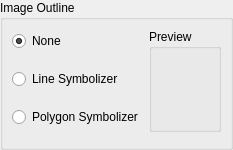
Qt form src/terralib/qt/widgets/se/ui/ImageOutlineWidgetForm.ui (claudiobogossian/terralib5) before a commit.
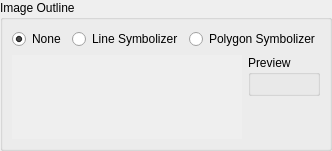
The same form after that commit.

```diff
--- a/src/terralib/qt/widgets/se/ui/ImageOutlineWidgetForm.ui
+++ b/src/terralib/qt/widgets/se/ui/ImageOutlineWidgetForm.ui
@@ -6,14 +6,14 @@
    <rect>
     <x>0</x>
     <y>0</y>
-    <width>204</width>
-    <height>150</height>
+    <width>295</width>
+    <height>151</height>
    </rect>
   </property>
   <property name="windowTitle">
    <string>Image Outline</string>
   </property>
-  <layout class="QGridLayout" name="gridLayout_6">
+  <layout class="QGridLayout" name="gridLayout_5">
    <property name="margin">
     <number>0</number>
    </property>
@@ -23,16 +23,14 @@
       <string>Image Outline</string>
      </property>
      <property name="flat">
-      <bool>true</bool>
+      <bool>false</bool>
      </property>
-     <layout class="QGridLayout" name="gridLayout_5">
+     <layout class="QGridLayout" name="gridLayout_6">
       <item row="0" column="0">
        <layout class="QGridLayout" name="gridLayout_4">
         <item row="0" column="0">
          <layout class="QGridLayout" name="gridLayout_2">
           <item row="0" column="0">
-           <layout class="QGridLayout" name="gridLayout">
-            <item row="0" column="0">
              <widget class="QRadioButton" name="m_NoneSymbolizerRadioButton">
               <property name="text">
                <string>None</string>
@@ -42,46 +40,14 @@
               </property>
              </widget>
             </item>
-            <item row="1" column="0">
-             <spacer name="verticalSpacer">
-              <property name="orientation">
-               <enum>Qt::Vertical</enum>
-              </property>
-              <property name="sizeType">
-               <enum>QSizePolicy::Minimum</enum>
-              </property>
-              <property name="sizeHint" stdset="0">
-               <size>
-                <width>20</width>
-                <height>10</height>
-               </size>
-              </property>
-             </spacer>
-            </item>
-            <item row="2" column="0">
+          <item row="0" column="1">
              <widget class="QRadioButton" name="m_lineSymbolizerRadioButton">
               <property name="text">
                <string>Line Symbolizer</string>
               </property>
              </widget>
             </item>
-            <item row="3" column="0">
-             <spacer name="verticalSpacer_2">
-              <property name="orientation">
-               <enum>Qt::Vertical</enum>
-              </property>
-              <property name="sizeType">
-               <enum>QSizePolicy::Minimum</enum>
-              </property>
-              <property name="sizeHint" stdset="0">
-               <size>
-                <width>20</width>
-                <height>10</height>
-               </size>
-              </property>
-             </spacer>
-            </item>
-            <item row="4" column="0">
+          <item row="0" column="2">
              <widget class="QRadioButton" name="m_polygonSymbolizerRadioButton">
               <property name="text">
                <string>Polygon Symbolizer</string>
@@ -90,10 +56,32 @@
             </item>
            </layout>
           </item>
+        <item row="1" column="0">
+         <layout class="QGridLayout" name="gridLayout">
+          <item row="0" column="0" rowspan="2">
+           <widget class="QScrollArea" name="m_scrollArea">
+            <property name="frameShape">
+             <enum>QFrame::NoFrame</enum>
+            </property>
+            <property name="widgetResizable">
+             <bool>true</bool>
+            </property>
+            <widget class="QWidget" name="scrollAreaWidgetContents">
+             <property name="geometry">
+              <rect>
+               <x>0</x>
+               <y>0</y>
+               <width>208</width>
+               <height>89</height>
+              </rect>
+             </property>
+            </widget>
+           </widget>
+          </item>
           <item row="0" column="1">
            <widget class="QGroupBox" name="m_previewGroupBox">
             <property name="sizePolicy">
-             <sizepolicy hsizetype="MinimumExpanding" vsizetype="MinimumExpanding">
+             <sizepolicy hsizetype="Preferred" vsizetype="Preferred">
               <horstretch>0</horstretch>
               <verstretch>0</verstretch>
              </sizepolicy>
@@ -108,17 +96,20 @@
             </layout>
            </widget>
           </item>
-         </layout>
-        </item>
-        <item row="1" column="0">
-         <widget class="QWidget" name="m_widget" native="true">
-          <property name="minimumSize">
+          <item row="1" column="1">
+           <spacer name="verticalSpacer">
+            <property name="orientation">
+             <enum>Qt::Vertical</enum>
+            </property>
+            <property name="sizeHint" stdset="0">
            <size>
-            <width>0</width>
-            <height>0</height>
-           </size>
-          </property>
-         </widget>
+              <width>20</width>
+              <height>40</height>
+             </size>
+            </property>
+           </spacer>
+          </item>
+         </layout>
         </item>
        </layout>
       </item>
```
Lines whose indentation alone changed are shown as unchanged.
